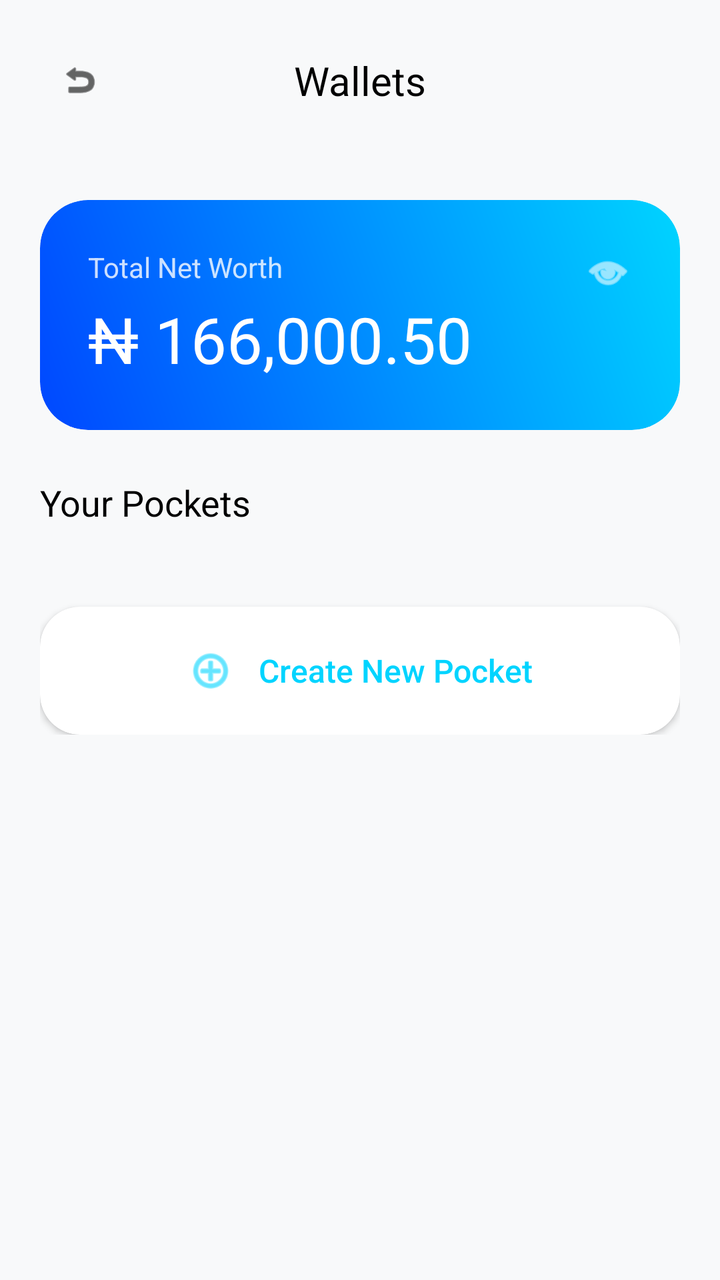
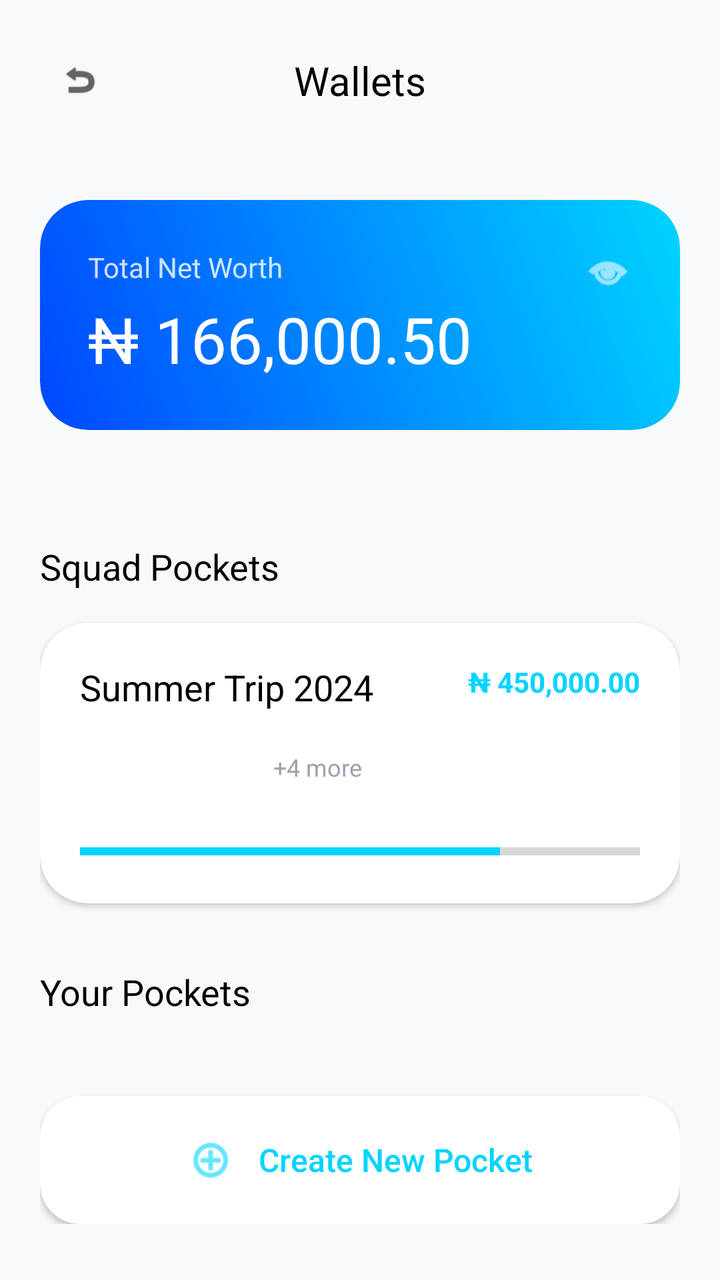

The first picture is an Android layout as it rendered before a commit; the second is the same layout after the commit. The layout source and the unified diff follow.
<!-- AndroidManifest.xml: application theme Theme.VELTRA -->
<!-- res/layout/activity_veltra_wallets.xml -->
<?xml version="1.0" encoding="utf-8"?>
<androidx.constraintlayout.widget.ConstraintLayout xmlns:android="http://schemas.android.com/apk/res/android"
    xmlns:app="http://schemas.android.com/apk/res-auto"
    android:layout_width="match_parent"
    android:layout_height="match_parent"
    android:background="@color/background_themed">

    
    <androidx.constraintlayout.widget.ConstraintLayout
        android:id="@+id/header"
        android:layout_width="match_parent"
        android:layout_height="wrap_content"
        android:padding="20dp"
        app:layout_constraintTop_toTopOf="parent">

        <ImageView
            android:id="@+id/backBtn"
            android:layout_width="40dp"
            android:layout_height="40dp"
            android:padding="10dp"
            android:src="@android:drawable/ic_menu_revert"
            app:tint="@color/text_themed_primary"
            app:layout_constraintStart_toStartOf="parent"
            app:layout_constraintTop_toTopOf="parent"
            app:layout_constraintBottom_toBottomOf="parent"
            android:contentDescription="Back" />

        <TextView
            android:layout_width="wrap_content"
            android:layout_height="wrap_content"
            android:text="@string/wallets"
            android:textColor="@color/text_themed_primary"
            android:textSize="20sp"
            android:fontFamily="sans-serif-bold"
            app:layout_constraintStart_toStartOf="parent"
            app:layout_constraintEnd_toEndOf="parent"
            app:layout_constraintTop_toTopOf="parent"
            app:layout_constraintBottom_toBottomOf="parent" />

    </androidx.constraintlayout.widget.ConstraintLayout>

    <androidx.core.widget.NestedScrollView
        android:layout_width="match_parent"
        android:layout_height="0dp"
        app:layout_constraintTop_toBottomOf="@id/header"
        app:layout_constraintBottom_toBottomOf="parent">

        <LinearLayout
            android:layout_width="match_parent"
            android:layout_height="wrap_content"
            android:orientation="vertical"
            android:padding="20dp">

            
            <androidx.cardview.widget.CardView
                android:layout_width="match_parent"
                android:layout_height="wrap_content"
                app:cardCornerRadius="24dp"
                app:cardElevation="0dp"
                android:layout_marginBottom="24dp">
                <LinearLayout
                    android:layout_width="match_parent"
                    android:layout_height="wrap_content"
                    android:background="@drawable/wallet_card_gradient"
                    android:orientation="vertical"
                    android:padding="24dp">
                    <androidx.constraintlayout.widget.ConstraintLayout
                        android:layout_width="match_parent"
                        android:layout_height="wrap_content">
                        <TextView
                            android:id="@+id/balanceLabel"
                            android:layout_width="wrap_content"
                            android:layout_height="wrap_content"
                            android:text="Total Net Worth"
                            android:textColor="@color/white"
                            android:alpha="0.8"
                            app:layout_constraintStart_toStartOf="parent"
                            app:layout_constraintTop_toTopOf="parent" />

                        <ImageView
                            android:id="@+id/balanceVisibilityBtn"
                            android:layout_width="24dp"
                            android:layout_height="24dp"
                            android:src="@android:drawable/ic_menu_view"
                            app:tint="@color/white"
                            app:layout_constraintEnd_toEndOf="parent"
                            app:layout_constraintTop_toTopOf="parent"
                            android:clickable="true"
                            android:focusable="true"
                            android:background="?attr/selectableItemBackgroundBorderless" />
                    </androidx.constraintlayout.widget.ConstraintLayout>

                    <TextView
                        android:id="@+id/totalBalance"
                        android:layout_width="wrap_content"
                        android:layout_height="wrap_content"
                        android:text="₦ 166,000.50"
                        android:textColor="@color/white"
                        android:textSize="32sp"
                        android:fontFamily="sans-serif-bold" />
                </LinearLayout>
            </androidx.cardview.widget.CardView>

            <TextView
                android:layout_width="wrap_content"
                android:layout_height="wrap_content"
                android:text="Your Pockets"
                android:textColor="@color/text_themed_primary"
                android:textSize="18sp"
                android:fontFamily="sans-serif-bold"
                android:layout_marginBottom="16dp" />

            
            <androidx.recyclerview.widget.RecyclerView
                android:id="@+id/walletsRecyclerView"
                android:layout_width="match_parent"
                android:layout_height="wrap_content"
                android:nestedScrollingEnabled="false" />

            <androidx.cardview.widget.CardView
                android:id="@+id/createNewWalletBtn"
                android:layout_width="match_parent"
                android:layout_height="wrap_content"
                android:layout_marginTop="24dp"
                app:cardCornerRadius="20dp"
                app:cardBackgroundColor="@color/surface_themed"
                app:cardElevation="2dp">
                <LinearLayout
                    android:layout_width="match_parent"
                    android:layout_height="wrap_content"
                    android:gravity="center"
                    android:padding="20dp"
                    android:orientation="horizontal">
                    <ImageView
                        android:layout_width="24dp"
                        android:layout_height="24dp"
                        android:src="@android:drawable/ic_menu_add"
                        app:tint="@color/veltra_primary" />
                    <TextView
                        android:layout_width="wrap_content"
                        android:layout_height="wrap_content"
                        android:text="Create New Pocket"
                        android:textColor="@color/veltra_primary"
                        android:textSize="16sp"
                        android:fontFamily="sans-serif-medium"
                        android:layout_marginStart="12dp" />
                </LinearLayout>
            </androidx.cardview.widget.CardView>

        </LinearLayout>
    </androidx.core.widget.NestedScrollView>

</androidx.constraintlayout.widget.ConstraintLayout>
<!-- resources referenced by this layout -->
<resources>
  <color name="background_themed">@color/background_light</color>
  <color name="surface_themed">@color/surface_light</color>
  <color name="text_themed_primary">@color/black</color>
  <color name="veltra_primary">#00D4FF</color>
  <color name="white">#FFFFFF</color>
  <!-- drawable wallet_card_gradient (drawable) -->
  <?xml version="1.0" encoding="utf-8"?>
  <shape xmlns:android="http://schemas.android.com/apk/res/android">
      <gradient
          android:startColor="#0047FF"
          android:endColor="#00D4FF"
          android:angle="45" />
      <corners android:radius="24dp" />
  </shape>
  <string name="wallets">Wallets</string>
  <style name="Theme.VELTRA" parent="Theme.MaterialComponents.DayNight.NoActionBar">
          
          <item name="colorPrimary">@color/veltra_primary</item>
          <item name="colorPrimaryVariant">@color/veltra_secondary</item>
          <item name="colorOnPrimary">@color/white</item>
          
          <item name="colorSecondary">@color/veltra_secondary</item>
          <item name="colorSecondaryVariant">@color/veltra_secondary</item>
          <item name="colorOnSecondary">@color/white</item>
          
          <item name="android:statusBarColor">?attr/colorSurface</item>
          <item name="android:windowLightStatusBar">true</item>
          
          <item name="android:windowBackground">@color/background_themed</item>
          <item name="colorSurface">@color/surface_themed</item>
          <item name="android:textColorPrimary">@color/text_themed_primary</item>
      </style>
  <color name="background_light">#F8F9FA</color>
  <color name="surface_light">#FFFFFF</color>
  <color name="black">#000000</color>
  <color name="veltra_secondary">#7000FF</color>
</resources>

<!-- the commit's change to res/layout/activity_veltra_wallets.xml (unified diff, before → after) -->
@@ -101,6 +101,73 @@
                 </LinearLayout>
             </androidx.cardview.widget.CardView>
 
+            
+            <TextView
+                android:layout_width="wrap_content"
+                android:layout_height="wrap_content"
+                android:text="Squad Pockets"
+                android:textColor="@color/text_themed_primary"
+                android:textSize="18sp"
+                android:fontFamily="sans-serif-bold"
+                android:layout_marginTop="32dp"
+                android:layout_marginBottom="16dp" />
+
+            <androidx.cardview.widget.CardView
+                android:id="@+id/squadPocketCard"
+                android:layout_width="match_parent"
+                android:layout_height="wrap_content"
+                app:cardCornerRadius="24dp"
+                app:cardBackgroundColor="@color/surface_themed"
+                app:cardElevation="2dp"
+                android:layout_marginBottom="16dp">
+                <LinearLayout
+                    android:layout_width="match_parent"
+                    android:layout_height="wrap_content"
+                    android:orientation="vertical"
+                    android:padding="20dp">
+                    <RelativeLayout
+                        android:layout_width="match_parent"
+                        android:layout_height="wrap_content">
+                        <TextView
+                            android:id="@+id/squadName"
+                            android:layout_width="wrap_content"
+                            android:layout_height="wrap_content"
+                            android:text="Summer Trip 2024"
+                            android:textColor="@color/text_themed_primary"
+                            android:textSize="18sp"
+                            android:fontFamily="sans-serif-bold" />
+                        <TextView
+                            android:layout_width="wrap_content"
+                            android:layout_height="wrap_content"
+                            android:text="₦ 450,000.00"
+                            android:textColor="@color/veltra_primary"
+                            android:textStyle="bold"
+                            android:layout_alignParentEnd="true" />
+                    </RelativeLayout>
+
+                    
+                    <LinearLayout
+                        android:layout_width="match_parent"
+                        android:layout_height="wrap_content"
+                        android:orientation="horizontal"
+                        android:layout_marginTop="12dp">
+                        <View android:layout_width="32dp" android:layout_height="32dp" android:background="@drawable/nav_item_background" android:backgroundTint="@color/veltra_primary" android:layout_marginEnd="-8dp" />
+                        <View android:layout_width="32dp" android:layout_height="32dp" android:background="@drawable/nav_item_background" android:backgroundTint="@color/veltra_secondary" android:layout_marginEnd="-8dp" />
+                        <View android:layout_width="32dp" android:layout_height="32dp" android:background="@drawable/nav_item_background" android:backgroundTint="@color/veltra_success" />
+                        <TextView android:layout_width="wrap_content" android:layout_height="wrap_content" android:text="+4 more" android:textColor="@color/text_secondary" android:textSize="12sp" android:layout_marginStart="16dp" android:layout_gravity="center_vertical" />
+                    </LinearLayout>
+
+                    
+                    <ProgressBar
+                        style="?android:attr/progressBarStyleHorizontal"
+                        android:layout_width="match_parent"
+                        android:layout_height="12dp"
+                        android:progress="75"
+                        android:layout_marginTop="20dp"
+                        android:progressTint="@color/veltra_primary" />
+                </LinearLayout>
+            </androidx.cardview.widget.CardView>
+
             <TextView
                 android:layout_width="wrap_content"
                 android:layout_height="wrap_content"
@@ -108,6 +175,7 @@
                 android:textColor="@color/text_themed_primary"
                 android:textSize="18sp"
                 android:fontFamily="sans-serif-bold"
+                android:layout_marginTop="16dp"
                 android:layout_marginBottom="16dp" />
 
             
<!-- resource entries referenced after the edit -->
@@ -2,9 +2,21 @@
 <resources>
   <color name="background_themed">@color/background_light</color>
   <color name="surface_themed">@color/surface_light</color>
+  <color name="text_secondary">#9CA3AF</color>
   <color name="text_themed_primary">@color/black</color>
   <color name="veltra_primary">#00D4FF</color>
   <color name="white">#FFFFFF</color>
+  <!-- drawable nav_item_background (drawable) -->
+  <?xml version="1.0" encoding="utf-8"?>
+  <ripple xmlns:android="http://schemas.android.com/apk/res/android"
+      android:color="#1000D4FF">
+      <item android:id="@android:id/mask">
+          <shape android:shape="rectangle">
+              <corners android:radius="12dp" />
+              <solid android:color="@color/white" />
+          </shape>
+      </item>
+  </ripple>
   <!-- drawable wallet_card_gradient (drawable) -->
   <?xml version="1.0" encoding="utf-8"?>
   <shape xmlns:android="http://schemas.android.com/apk/res/android">
@@ -36,5 +48,6 @@
   <color name="surface_light">#FFFFFF</color>
   <color name="black">#000000</color>
   <color name="veltra_secondary">#7000FF</color>
+  <color name="veltra_success">#00D084</color>
 </resources>
 
